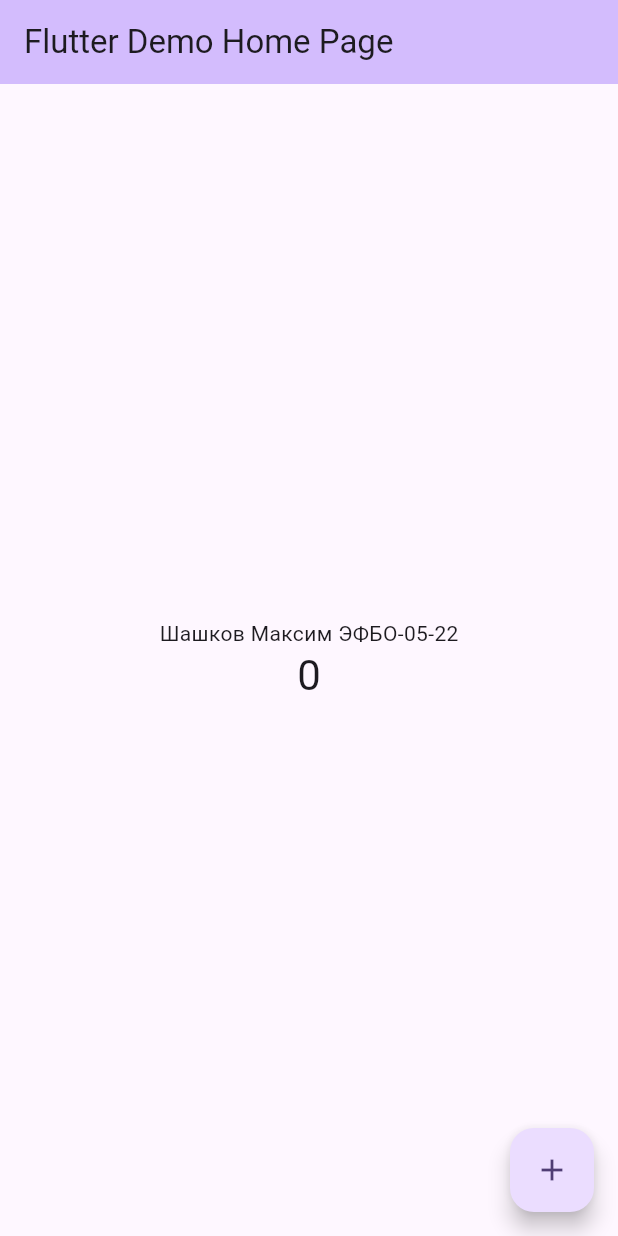
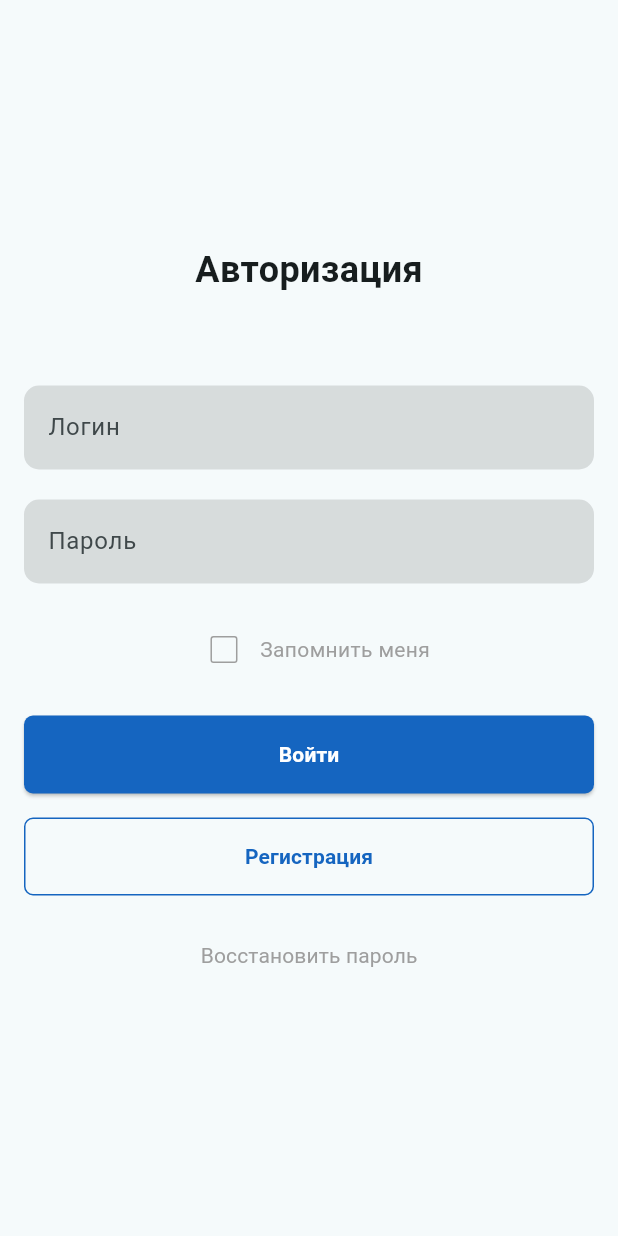
Before and after one commit to Maks-Shashkov/app, a Flutter app: the screen it shows after launch, on a phone screen of 412 x 824 dp. Run offline on Flutter 3.47's test engine with Material 3 defaults, Android fonts, the phone set to English and light mode, and no system bars.

Commit message:
lesson2
Добавление страницы авторизации

```diff
--- a/lib/main.dart
+++ b/lib/main.dart
@@ -13,22 +13,7 @@ class MyApp extends StatelessWidget {
     return MaterialApp(
       title: 'Flutter Demo',
       theme: ThemeData(
-        // This is the theme of your application.
-        //
-        // TRY THIS: Try running your application with "flutter run". You'll see
-        // the application has a purple toolbar. Then, without quitting the app,
-        // try changing the seedColor in the colorScheme below to Colors.green
-        // and then invoke "hot reload" (save your changes or press the "hot
-        // reload" button in a Flutter-supported IDE, or press "r" if you used
-        // the command line to start the app).
-        //
-        // Notice that the counter didn't reset back to zero; the application
-        // state is not lost during the reload. To reset the state, use hot
-        // restart instead.
-        //
-        // This works for code too, not just values: Most code changes can be
-        // tested with just a hot reload.
-        colorScheme: ColorScheme.fromSeed(seedColor: Colors.deepPurple),
+        colorScheme: ColorScheme.fromSeed(seedColor: Colors.white),
         useMaterial3: true,
       ),
       home: const MyHomePage(title: 'Flutter Demo Home Page'),
@@ -39,15 +24,6 @@ class MyApp extends StatelessWidget {
 class MyHomePage extends StatefulWidget {
   const MyHomePage({super.key, required this.title});
 
-  // This widget is the home page of your application. It is stateful, meaning
-  // that it has a State object (defined below) that contains fields that affect
-  // how it looks.
-
-  // This class is the configuration for the state. It holds the values (in this
-  // case the title) provided by the parent (in this case the App widget) and
-  // used by the build method of the State. Fields in a Widget subclass are
-  // always marked "final".
-
   final String title;
 
   @override
@@ -55,71 +31,145 @@ class MyHomePage extends StatefulWidget {
 }
 
 class _MyHomePageState extends State<MyHomePage> {
-  int _counter = 0;
-
-  void _incrementCounter() {
-    setState(() {
-      // This call to setState tells the Flutter framework that something has
-      // changed in this State, which causes it to rerun the build method below
-      // so that the display can reflect the updated values. If we changed
-      // _counter without calling setState(), then the build method would not be
-      // called again, and so nothing would appear to happen.
-      _counter++;
-    });
-  }
-
+  bool _isChecked = false;
   @override
   Widget build(BuildContext context) {
-    // This method is rerun every time setState is called, for instance as done
-    // by the _incrementCounter method above.
-    //
-    // The Flutter framework has been optimized to make rerunning build methods
-    // fast, so that you can just rebuild anything that needs updating rather
-    // than having to individually change instances of widgets.
-    return Scaffold(
-      appBar: AppBar(
-        // TRY THIS: Try changing the color here to a specific color (to
-        // Colors.amber, perhaps?) and trigger a hot reload to see the AppBar
-        // change color while the other colors stay the same.
-        backgroundColor: Theme.of(context).colorScheme.inversePrimary,
-        // Here we take the value from the MyHomePage object that was created by
-        // the App.build method, and use it to set our appbar title.
-        title: Text(widget.title),
-      ),
+    return  Scaffold(
       body: Center(
-        // Center is a layout widget. It takes a single child and positions it
-        // in the middle of the parent.
+        child: Padding(
+            padding: EdgeInsets.all(16.0),
             child: Column(
-          // Column is also a layout widget. It takes a list of children and
-          // arranges them vertically. By default, it sizes itself to fit its
-          // children horizontally, and tries to be as tall as its parent.
-          //
-          // Column has various properties to control how it sizes itself and
-          // how it positions its children. Here we use mainAxisAlignment to
-          // center the children vertically; the main axis here is the vertical
-          // axis because Columns are vertical (the cross axis would be
-          // horizontal).
-          //
-          // TRY THIS: Invoke "debug painting" (choose the "Toggle Debug Paint"
-          // action in the IDE, or press "p" in the console), to see the
-          // wireframe for each widget.
             mainAxisAlignment: MainAxisAlignment.center,
             children: <Widget>[
-            const Text(
-              'Шашков Максим ЭФБО-05-22',
+              Padding(
+                padding: EdgeInsets.only(bottom: 60.0), // Отступ снизу
+                child: Text(
+                  'Авторизация', // Текст "Авторизация"
+                  style: TextStyle(
+                    fontSize: 24, // Размер шрифта
+                    fontWeight: FontWeight.bold, // Жирный шрифт
+                  ),
+                ),
+              ),
+              Column(
+                mainAxisAlignment: MainAxisAlignment.center,
+                crossAxisAlignment: CrossAxisAlignment.stretch,
+                children: <Widget>[
+                  TextField(
+                    decoration: InputDecoration(
+                      border: OutlineInputBorder(
+                        borderRadius:  BorderRadius.all(
+                          Radius.circular(10.0),
+                        ),
+                        borderSide: BorderSide(
+                          width: 0,
+                          style: BorderStyle.none,
+                        ),
+                      ),
+                      fillColor: Colors.black12,
+                      filled: true,
+                      labelText: 'Логин',
+                      hintStyle: TextStyle(color: Colors.grey),
+                    ),
+                  ),
+                  SizedBox(height: 20.0), // Отступ между TextField
+                  TextField(
+                    decoration: InputDecoration(
+                      border: OutlineInputBorder(
+                        borderRadius: const BorderRadius.all(
+                          Radius.circular(10.0),
+                        ),
+                        borderSide: BorderSide(
+                          width: 0,
+                          style: BorderStyle.none,
+                        ),
+                      ),
+                      fillColor: Colors.black12,
+                      filled: true,
+                      labelText: 'Пароль',
+                      hintStyle: TextStyle(color: Colors.grey),
+                    ),
+                  ),
+                  SizedBox(height: 20.0), // Отступ перед чекбоксом
+                  Row(
+                    mainAxisAlignment: MainAxisAlignment.center, // Центрируем содержимое
+                    children: [
+                      Checkbox(
+                        value: _isChecked,
+                        onChanged: (bool? value) {
+                          setState(() {
+                            _isChecked = value ?? false;
+                          });
+                        },
+                        activeColor: Colors.grey, // Цвет галочки
+                        checkColor: Colors.white,
+                        side: BorderSide(color: Colors.grey),
                       ),
                       Text(
-              '$_counter',
-              style: Theme.of(context).textTheme.headlineMedium,
+                        'Запомнить меня',
+                        style: TextStyle(color: Colors.grey), // Цвет текста
                       ),
                     ],
                   ),
+                  SizedBox(height: 20.0),
+                  ElevatedButton(
+                    onPressed: () {
+                    },
+                    style: ElevatedButton.styleFrom(
+                      backgroundColor: Colors.blue.shade800,
+                      padding: EdgeInsets.symmetric(vertical: 16),
+                      shape: RoundedRectangleBorder(
+                        borderRadius: BorderRadius.circular(6),
                       ),
-      floatingActionButton: FloatingActionButton(
-        onPressed: _incrementCounter,
-        tooltip: 'Increment',
-        child: const Icon(Icons.add),
-      ), // This trailing comma makes auto-formatting nicer for build methods.
+                    ),
+                    child: Text(
+                      'Войти',
+                      style: TextStyle(
+                        color: Colors.white,
+                        fontWeight: FontWeight.bold,
+                      ),
+                    ),
+                  ),
+                  SizedBox(height: 16),
+                  OutlinedButton(
+                    onPressed: () {
+                    },
+                    style: OutlinedButton.styleFrom(
+                      padding: EdgeInsets.symmetric(vertical: 16),
+                      side: BorderSide(color: Colors.blue.shade800),
+                      shape: RoundedRectangleBorder(
+                        borderRadius: BorderRadius.circular(6),
+                      ),
+                    ),
+                    child: Text(
+                      'Регистрация',
+                      style: TextStyle(
+                        color: Colors.blue.shade800,
+                        fontWeight: FontWeight.bold,
+                      ),
+                    ),
+                  ),
+
+                ],
+              ),
+              SizedBox(height: 16),
+              TextButton(
+                onPressed: () {
+                },
+                child: Text(
+                  'Восстановить пароль',
+                  style: TextStyle(
+                    color: Colors.grey[500],
+                    fontWeight: FontWeight.w400,
+                  ),
+                ),
+              ),
+            ],
+          ),
+
+        )
+
+      ),
     );
   }
 }
```
Lines whose indentation alone changed are shown as unchanged.
